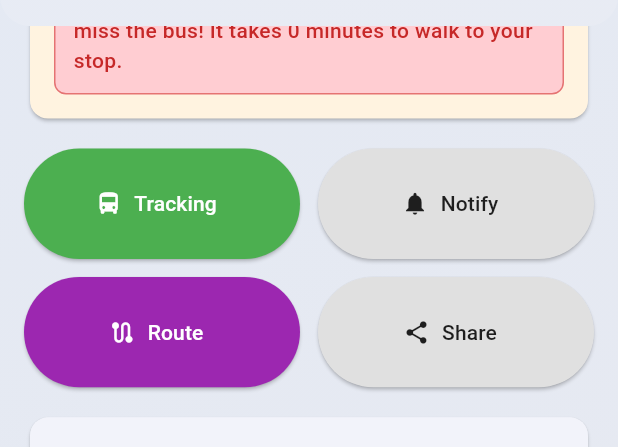
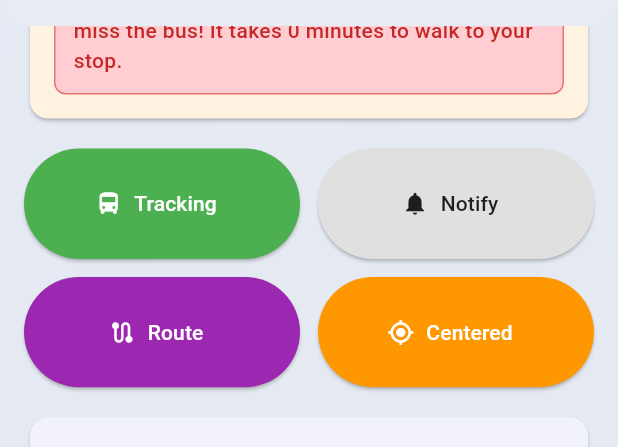
Before and after one commit to yovannychiquiza/tag_mobile, a Flutter app: the AdvancedTrackerPage screen opened directly, scrolled down 567 dp, on a phone screen of 412 x 824 dp, the part 133-580 px from its top. Run offline on Flutter 3.47's test engine with Material 3 defaults, Android fonts, the phone set to English and light mode, and no system bars; drawn by our look-alikes of flutter_map; our stand-ins replace geolocator, latlong2, package_info_plus, permission_handler, shared_preferences; accounts and stored records are empty; network calls fail.

Commit message:
Add toggle to center map on bus location in AdvancedTrackerPage

```diff
--- a/lib/pages/advanced_tracker_page.dart
+++ b/lib/pages/advanced_tracker_page.dart
@@ -41,6 +41,7 @@ class _AdvancedTrackerPageState extends State<AdvancedTrackerPage> {
   bool _isTracking = true;
   bool _notifications = false;
   bool _showRoute = true;
+  bool _centerOnBus = true;
   List<RoutePoint> _routePoints = [];
   UserSettings? _userSettings;
   bool _loading = true;
@@ -400,13 +401,19 @@ class _AdvancedTrackerPageState extends State<AdvancedTrackerPage> {
       );
 
       if (routeBus.id != 0 && routeBus.currentLocation != null) {
+        final newBusPos = LatLng(routeBus.currentLocation!.latitude, routeBus.currentLocation!.longitude);
         setState(() {
           _assignedBus = routeBus;
           _busData = _busData.copyWith(
-            busPos: LatLng(routeBus.currentLocation!.latitude, routeBus.currentLocation!.longitude),
+            busPos: newBusPos,
             speed: routeBus.currentLocation!.speed ?? _busData.speed,
           );
         });
+
+        // Center map on bus if the toggle is enabled
+        if (_centerOnBus) {
+          _mapController.move(newBusPos, _mapController.camera.zoom);
+        }
       }
     } catch (error) {
       print('Failed to refresh bus location: $error');
@@ -866,13 +873,18 @@ class _AdvancedTrackerPageState extends State<AdvancedTrackerPage> {
         ),
         ElevatedButton.icon(
           onPressed: () {
-            // TODO: Implement share functionality
+            setState(() {
+              _centerOnBus = !_centerOnBus;
+            });
+            if (_centerOnBus && _assignedBus?.currentLocation != null) {
+              _mapController.move(_busData.busPos, 15);
+            }
           },
-          icon: const Icon(Icons.share),
-          label: const Text('Share'),
+          icon: Icon(_centerOnBus ? Icons.my_location : Icons.location_disabled),
+          label: Text(_centerOnBus ? 'Centered' : 'Free Move'),
           style: ElevatedButton.styleFrom(
-            backgroundColor: Colors.grey.shade300,
-            foregroundColor: Colors.black87,
+            backgroundColor: _centerOnBus ? Colors.orange : Colors.grey.shade300,
+            foregroundColor: _centerOnBus ? Colors.white : Colors.black87,
           ),
         ),
       ],
```
